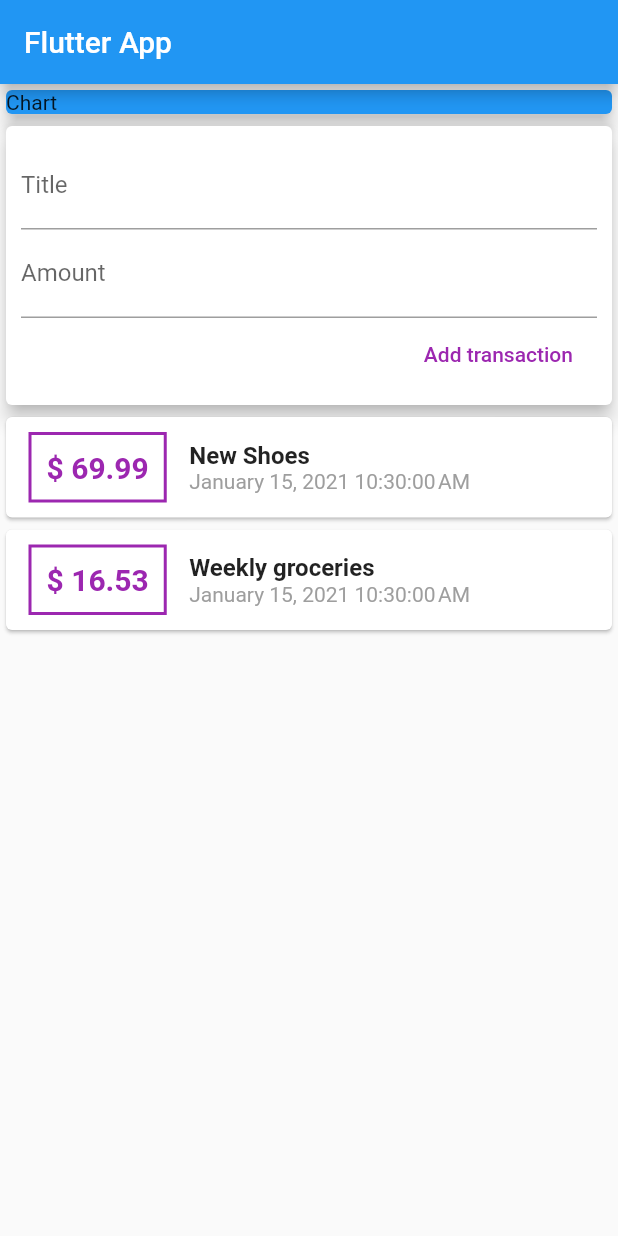
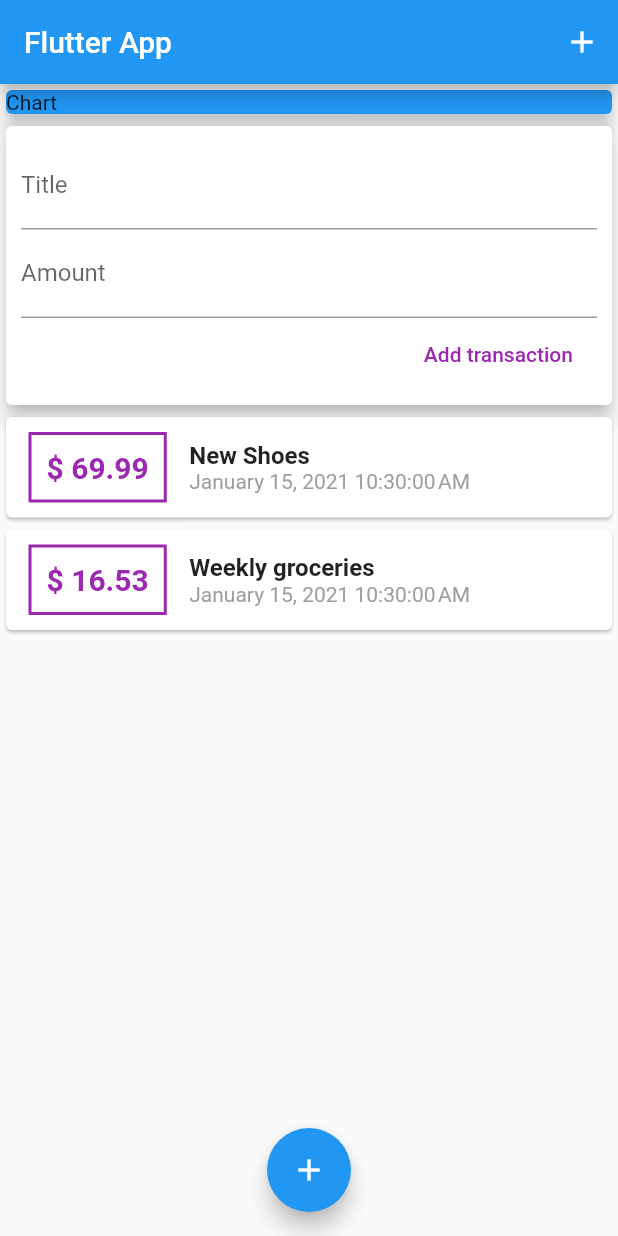
Before and after one commit to zubeirom/expense_app, a Flutter app: the screen it shows after launch, on a phone screen of 412 x 824 dp. Run offline on Flutter 3.47's test engine with Material 2 defaults, Android fonts, the phone set to English and light mode, and no system bars.

Commit message:
add buttons

```diff
--- a/lib/main.dart
+++ b/lib/main.dart
@@ -20,7 +20,10 @@ class MyHomePage extends StatelessWidget {
   @override
   Widget build(BuildContext context) {
     return Scaffold(
-      appBar: AppBar(title: Text('Flutter App')),
+      appBar: AppBar(
+        title: Text('Flutter App'),
+        actions: [IconButton(icon: Icon(Icons.add), onPressed: () {})],
+      ),
       body: SingleChildScrollView(
         child:
             Column(crossAxisAlignment: CrossAxisAlignment.stretch, children: [
@@ -35,6 +38,11 @@ class MyHomePage extends StatelessWidget {
           UserTransactions()
         ]),
       ),
+      floatingActionButtonLocation: FloatingActionButtonLocation.centerFloat,
+      floatingActionButton: FloatingActionButton(
+        child: Icon(Icons.add),
+        onPressed: () {},
+      ),
     );
   }
 }
```
